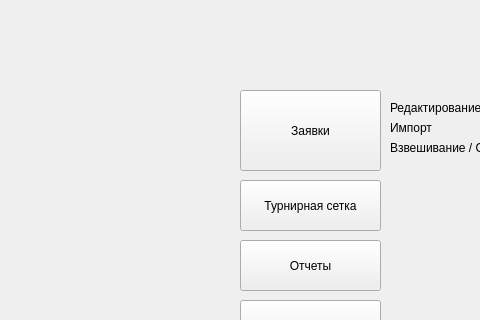
The window that TournamentManager/tournamentadmindialog.ui (BarsukAlexey/xelarogi) describes before a commit, drawn with Qt 5; both pictures show x 0 to 480 and y 0 to 320 of the 669 by 459 pixel window.
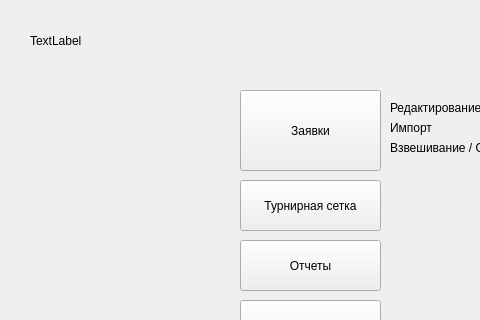
The same window after the commit.

The edit to the form file:
```diff
--- a/TournamentManager/tournamentadmindialog.ui
+++ b/TournamentManager/tournamentadmindialog.ui
@@ -120,6 +120,19 @@
     <string>Взвешивание / Оплата / Аккредитация</string>
    </property>
   </widget>
+  <widget class="QLabel" name="testLabel">
+   <property name="geometry">
+    <rect>
+     <x>30</x>
+     <y>30</y>
+     <width>161</width>
+     <height>21</height>
+    </rect>
+   </property>
+   <property name="text">
+    <string>TextLabel</string>
+   </property>
+  </widget>
  </widget>
  <resources/>
  <connections>
```
